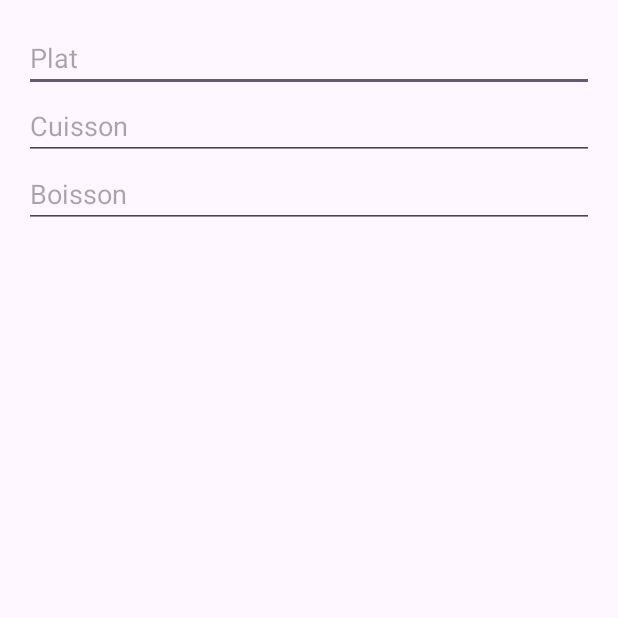
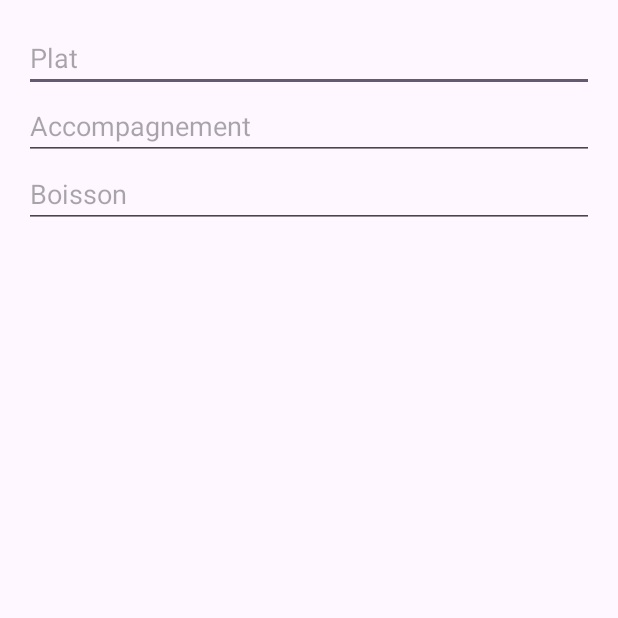
Before and after one commit to plegrand2710/PM-Legrand, an Android app: the fragment FragmentConvive shown on its own in the app's theme, on a phone screen of 412 x 824 dp, the top half of it. Run offline under Robolectric (Android 15) with nearby library versions, the phone set to English and light mode, and no system bars.

Commit message:
DM MAJ module commande - ajout de la fonctionnalité d'autocomplétion
ajout de la méthode d'ajout complétion pour les plats, boissons et accompagnements des convives

```diff
--- a/DM/app/src/main/java/com/pauline/dm/DBAdapter.java
+++ b/DM/app/src/main/java/com/pauline/dm/DBAdapter.java
@@ -37,15 +37,15 @@ public class DBAdapter {
     static final String TABLE_PRODUIT = "produit";
     static final String KEY_IDPRODUIT = "idProduit";
     static final String KEY_NOMPRODUIT = "nomProduit";
-    static final String KEY_CUISSON = "cuissonProduit";
+    static final String KEY_CUISSON = "cuisson";
     static final String KEY_CATEGORIE = "categorie";
     static final String KEY_PRIX = "prix";
     static final String CREATE_TABLE_PRODUIT =
             "CREATE TABLE " + TABLE_PRODUIT + " (" +
                     KEY_IDPRODUIT + " INTEGER PRIMARY KEY AUTOINCREMENT, " +
                     KEY_NOMPRODUIT + " TEXT NOT NULL, " +
-                    KEY_CUISSON + " TEXT CHECK(" + KEY_CUISSON + " IN ('0', '1', '2', '3', '4')) DEFAULT '0' NOT NULL, " +
-                    KEY_CATEGORIE + " TEXT CHECK(" + KEY_CATEGORIE + " IN ('plat', 'boisson', 'dessert')) NOT NULL, " +
+                    KEY_CATEGORIE + " TEXT CHECK(" + KEY_CATEGORIE + " IN ('plat', 'boisson', 'accompagnement')) NOT NULL, " +
+                    KEY_CUISSON + " BOOLEAN NOT NULL, " +
                     KEY_PRIX + " REAL NOT NULL);";
 
     static final String TABLE_COMMANDE = "commande";
@@ -57,7 +57,7 @@ public class DBAdapter {
             "CREATE TABLE " + TABLE_COMMANDE + " (" +
                     KEY_IDCOMMANDE + " INTEGER PRIMARY KEY AUTOINCREMENT, " +
                     KEY_STATUS + " TEXT CHECK(" + KEY_STATUS + " IN ('en cours', 'réglée')) DEFAULT 'en cours', " +
-                    KEY_CUISSON_COMMANDE + " TEXT, " +
+                    KEY_CUISSON_COMMANDE + " TEXT CHECK(" + KEY_CUISSON_COMMANDE + " IN ('0', '1', '2', '3', '4')) DEFAULT '0' NOT NULL, " +
                     KEY_NUMTABLE_FK + " INTEGER, " +
                     "FOREIGN KEY (" + KEY_NUMTABLE_FK + ") REFERENCES " + TABLE_TABLES + "(" + KEY_NUMTABLE + ") ON DELETE SET NULL);";
 
@@ -154,13 +154,11 @@ public class DBAdapter {
     }
 
     public long insertTable(int numTable, int nbConvives, int nbColonne, int nbLigne) {
-        Log.d(TAG, "insertTable: j'essaye d'inserer");
         ContentValues values = new ContentValues();
         values.put(KEY_NUMTABLE, numTable);
         values.put(KEY_NBCONVIVES, nbConvives);
         values.put(KEY_NBCOLONNE, nbColonne);
         values.put(KEY_NBLIGNE, nbLigne);
-        Log.d(TAG, "insertTable: je vais inserer");
         return db.insert(TABLE_TABLES, null, values);
     }
 
@@ -169,12 +167,10 @@ public class DBAdapter {
     }
 
     public int updateTable(int numTable, int nbConvives, int nbColonne, int nbLigne) {
-        Log.d(TAG, "updateTable: je suis dans l'update");
         ContentValues values = new ContentValues();
         values.put(KEY_NBCONVIVES, nbConvives);
         values.put(KEY_NBCOLONNE, nbColonne);
         values.put(KEY_NBLIGNE, nbLigne);
-        Log.d(TAG, "updateTable: j'ajoute dans la base");
         return db.update(TABLE_TABLES, values, KEY_NUMTABLE + "=?", new String[]{String.valueOf(numTable)});
     }
 
@@ -182,12 +178,13 @@ public class DBAdapter {
         return db.delete(TABLE_TABLES, KEY_NUMTABLE + "=?", new String[]{String.valueOf(numTable)});
     }
 
-    public long insertProduit(String nomProduit, String cuisson, String categorie, double prix) {
+    public long insertProduit(String nomProduit, String categorie, Boolean cuisson, double prix) {
         ContentValues values = new ContentValues();
         values.put(KEY_NOMPRODUIT, nomProduit);
+        values.put(KEY_CATEGORIE, categorie);
         values.put(KEY_CUISSON, cuisson);
-        values.put(KEY_CATEGORIE, categorie);
         values.put(KEY_PRIX, prix);
+        Log.d(TAG, "insertProduit: j'insere dans la base");
         return db.insert(TABLE_PRODUIT, null, values);
     }
 
@@ -195,11 +192,15 @@ public class DBAdapter {
         return db.query(TABLE_PRODUIT, null, KEY_IDPRODUIT + "=?", new String[]{String.valueOf(idProduit)}, null, null, null);
     }
 
-    public int updateProduit(int idProduit, String nomProduit, String categorie, String cuisson, double prix) {
+    public Cursor getProduitsByCategorie(String categorie) {
+        return db.query(TABLE_PRODUIT, null, KEY_CATEGORIE + "=?", new String[]{categorie}, null, null, null);
+    }
+
+    public int updateProduit(int idProduit, String nomProduit, String categorie, Boolean cuisson, double prix) {
         ContentValues values = new ContentValues();
         values.put(KEY_NOMPRODUIT, nomProduit);
+        values.put(KEY_CATEGORIE, categorie);
         values.put(KEY_CUISSON, cuisson);
-        values.put(KEY_CATEGORIE, categorie);
         values.put(KEY_PRIX, prix);
         return db.update(TABLE_PRODUIT, values, KEY_IDPRODUIT + "=?", new String[]{String.valueOf(idProduit)});
     }
--- a/DM/app/src/main/java/com/pauline/dm/FragmentConvive.java
+++ b/DM/app/src/main/java/com/pauline/dm/FragmentConvive.java
@@ -1,14 +1,27 @@
 package com.pauline.dm;
 
+import android.database.Cursor;
 import android.os.Bundle;
 import android.view.LayoutInflater;
 import android.view.View;
 import android.view.ViewGroup;
+import android.widget.ArrayAdapter;
+import android.widget.AutoCompleteTextView;
+import android.widget.Toast;
 
 import androidx.fragment.app.Fragment;
+import android.util.Log;
+import java.util.ArrayList;
 
 public class FragmentConvive extends Fragment {
     View view;
+    private DBAdapter dbAdapter;
+    ArrayList<String> listePlats = new ArrayList<>();
+    ArrayList<String> listeAccompagnements = new ArrayList<>();
+    ArrayList<String> listeBoissons = new ArrayList<>();
+    String TAG = "DMProjet";
+
+
     public void onCreate(Bundle savedInstanceState) {
         super.onCreate(savedInstanceState);
     }
@@ -17,7 +30,49 @@ public class FragmentConvive extends Fragment {
     public View onCreateView(LayoutInflater inflater, ViewGroup container,
                              Bundle savedInstanceState) {
         view = inflater.inflate(R.layout.fragment_convive, container, false);
+
+        dbAdapter = new DBAdapter(view.getContext());
+        dbAdapter.open();
+
+        listePlats = listeProduitParCategorie(dbAdapter.getProduitsByCategorie("plat"));
+        listeBoissons= listeProduitParCategorie(dbAdapter.getProduitsByCategorie("boisson"));
+        listeAccompagnements = listeProduitParCategorie(dbAdapter.getProduitsByCategorie("accompagnement"));
+
+        Log.d(TAG, "Liste de plats: " + listePlats.toString());
+        Log.d(TAG, "Liste de boissons: " + listeBoissons.toString());
+        Log.d(TAG, "Liste d'accompagnements: " + listeAccompagnements.toString());
+
+        ArrayAdapter<String> adapterPlats = new ArrayAdapter<>(view.getContext(),
+                android.R.layout.simple_dropdown_item_1line, listePlats);
+        AutoCompleteTextView autoCompletePlat = view.findViewById(R.id.platEditText);
+        autoCompletePlat.setThreshold(1);
+        autoCompletePlat.setAdapter(adapterPlats);
+
+        ArrayAdapter<String> adapterAccompagnements = new ArrayAdapter<>(view.getContext(),
+                android.R.layout.simple_dropdown_item_1line, listeAccompagnements);
+        AutoCompleteTextView autoCompleteAccompagnement = view.findViewById(R.id.accompagnementEditText);
+        autoCompleteAccompagnement.setThreshold(1);
+        autoCompleteAccompagnement.setAdapter(adapterAccompagnements);
+
+        ArrayAdapter<String> adapterBoissons = new ArrayAdapter<>(view.getContext(),
+                android.R.layout.simple_dropdown_item_1line, listeBoissons);
+        AutoCompleteTextView autoCompleteBoisson = view.findViewById(R.id.boissonEditText);
+        autoCompleteBoisson.setThreshold(1);
+        autoCompleteBoisson.setAdapter(adapterBoissons);
         return view ;
     }
-
+    private ArrayList<String> listeProduitParCategorie(Cursor cursor){
+        ArrayList<String> listeProduits = new ArrayList<>();
+        if (cursor != null) {
+            while (cursor.moveToNext()) {
+                int nomProduitIndex = cursor.getColumnIndexOrThrow(DBAdapter.KEY_NOMPRODUIT);
+                String nomProduit = cursor.getString(nomProduitIndex);
+                listeProduits.add(nomProduit);
+            }
+            cursor.close();
+        } else {
+            Toast.makeText(view.getContext(), "Aucun produit trouvé pour cette catégorie.", Toast.LENGTH_SHORT).show();
+        }
+        return listeProduits ;
+    }
 }
--- a/DM/app/src/main/res/layout/fragment_convive.xml
+++ b/DM/app/src/main/res/layout/fragment_convive.xml
@@ -5,21 +5,56 @@
     android:orientation="vertical"
     android:padding="16dp">
 
-    <EditText
+    <AutoCompleteTextView
         android:id="@+id/platEditText"
         android:layout_width="match_parent"
         android:layout_height="wrap_content"
-        android:hint="Plat" />
+        android:hint="@string/plat" />
 
-    <EditText
-        android:id="@+id/cuissonEditText"
+    <CheckBox
+        android:id="@+id/bleuCheckBox"
         android:layout_width="match_parent"
         android:layout_height="wrap_content"
-        android:hint="Cuisson" />
+        android:visibility="gone"
+        android:text="@string/bleu" />
 
-    <EditText
+    <CheckBox
+        android:id="@+id/saignantCheckBox"
+        android:layout_width="match_parent"
+        android:layout_height="wrap_content"
+        android:visibility="gone"
+        android:text="@string/Saignant" />
+
+    <CheckBox
+        android:id="@+id/mediumCheckBox"
+        android:layout_width="match_parent"
+        android:layout_height="wrap_content"
+        android:visibility="gone"
+        android:text="@string/medium" />
+
+    <CheckBox
+        android:id="@+id/bienCuitCheckBox"
+        android:layout_width="match_parent"
+        android:layout_height="wrap_content"
+        android:visibility="gone"
+        android:text="@string/BienCuit" />
+
+    <CheckBox
+        android:id="@+id/aPointCheckBox"
+        android:layout_width="match_parent"
+        android:layout_height="wrap_content"
+        android:visibility="gone"
+        android:text="@string/aPoint" />
+
+    <AutoCompleteTextView
+        android:id="@+id/accompagnementEditText"
+        android:layout_width="match_parent"
+        android:layout_height="wrap_content"
+        android:hint="@string/accompagnement" />
+
+    <AutoCompleteTextView
         android:id="@+id/boissonEditText"
         android:layout_width="match_parent"
         android:layout_height="wrap_content"
-        android:hint="Boisson" />
+        android:hint="@string/boisson" />
 </LinearLayout>
--- a/DM/app/src/main/res/values/strings.xml
+++ b/DM/app/src/main/res/values/strings.xml
@@ -39,5 +39,14 @@
     <string name="entrerConvive">Entrer le nombre de convives</string>
     <string name="valideConvive">Confirmer le nombre de convives</string>
     <string name="valideCommande">valider la commande</string>
+    <string name="boisson">Boisson</string>
+    <string name="accompagnement">Accompagnement</string>
+    <string name="plat">Plat</string>
+    <string name="bleu">Bleu</string>
+    <string name="medium">Medium</string>
+    <string name="Saignant">Saignant</string>
+    <string name="BienCuit">Bien cuit</string>
+    <string name="aPoint">À point</string>
+
 
 </resources>
```
Also changed, not shown: DM/app/src/main/java/com/pauline/dm/CommandeActivity.java (+37 -3 lines), DM/app/src/main/java/com/pauline/dm/GestionConviveActivity.java (+16 -10 lines), 1 other file.
